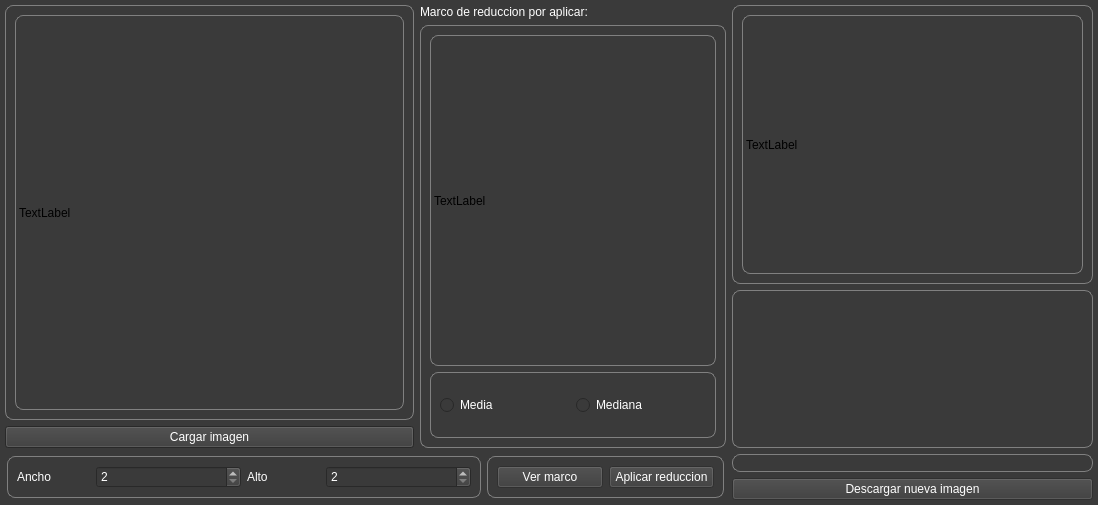
Above: gui_main.ui from leninrkb/reduccion-de-imagenes-python before the change. Below: the same form after it.
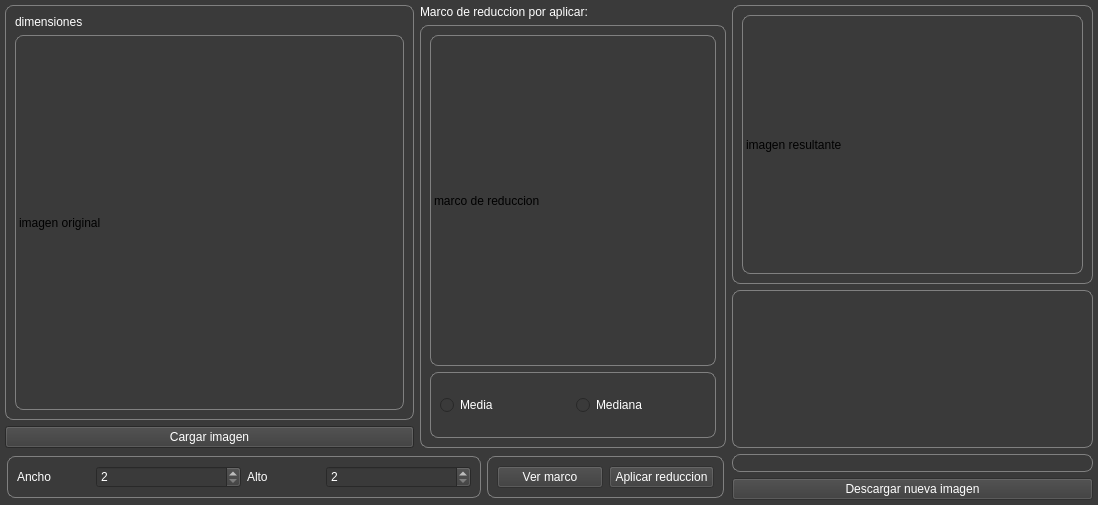
That is the form after the change.

Commit message: ajusto img al gui

The edit to the form file:
```diff
--- a/gui_main.ui
+++ b/gui_main.ui
@@ -137,7 +137,7 @@
 }</string>
                   </property>
                   <property name="frameShape">
-                   <enum>QFrame::StyledPanel</enum>
+                   <enum>QFrame::NoFrame</enum>
                   </property>
                   <property name="frameShadow">
                    <enum>QFrame::Plain</enum>
@@ -145,11 +145,27 @@
                   <property name="lineWidth">
                    <number>1</number>
                   </property>
-                  <layout class="QVBoxLayout" name="verticalLayout_7">
+                  <layout class="QVBoxLayout" name="verticalLayout_7" stretch="0,1">
+                   <item>
+                    <widget class="QLabel" name="label_dimensiones_original">
+                     <property name="styleSheet">
+                      <string notr="true">QLabel{
+	color: rgb(255, 255, 255);
+	border:none;
+}</string>
+                     </property>
+                     <property name="text">
+                      <string>dimensiones</string>
+                     </property>
+                    </widget>
+                   </item>
                    <item>
                     <widget class="QLabel" name="label_img_original">
+                     <property name="frameShape">
+                      <enum>QFrame::StyledPanel</enum>
+                     </property>
                      <property name="text">
-                      <string>TextLabel</string>
+                      <string>imagen original</string>
                      </property>
                     </widget>
                    </item>
@@ -223,7 +239,7 @@
                    <item>
                     <widget class="QLabel" name="label_marco">
                      <property name="text">
-                      <string>TextLabel</string>
+                      <string>marco de reduccion</string>
                      </property>
                     </widget>
                    </item>
@@ -472,7 +488,7 @@
              <item>
               <widget class="QLabel" name="label_img_resultante">
                <property name="text">
-                <string>TextLabel</string>
+                <string>imagen resultante</string>
                </property>
               </widget>
              </item>
```
The commit also changes 1 other file.
